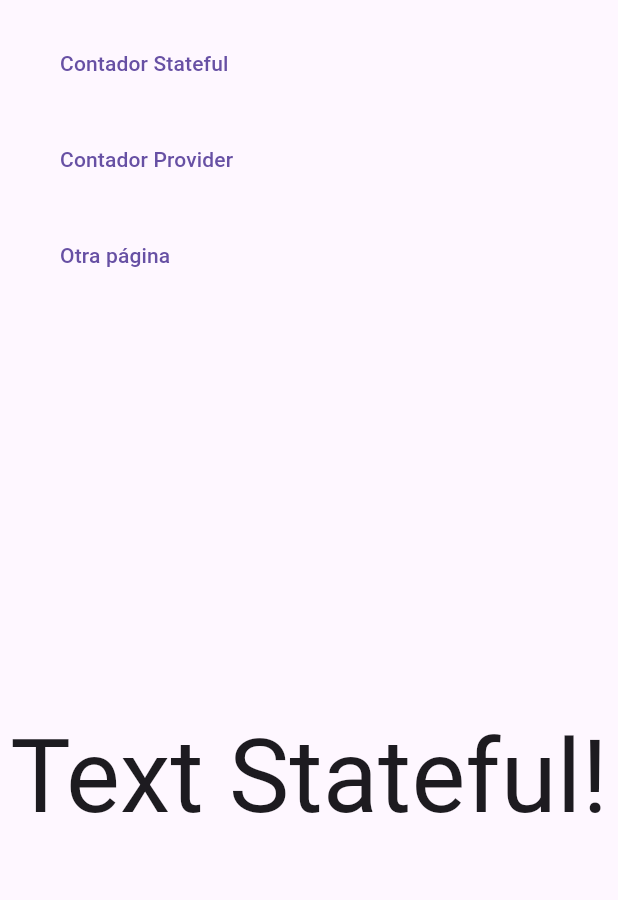
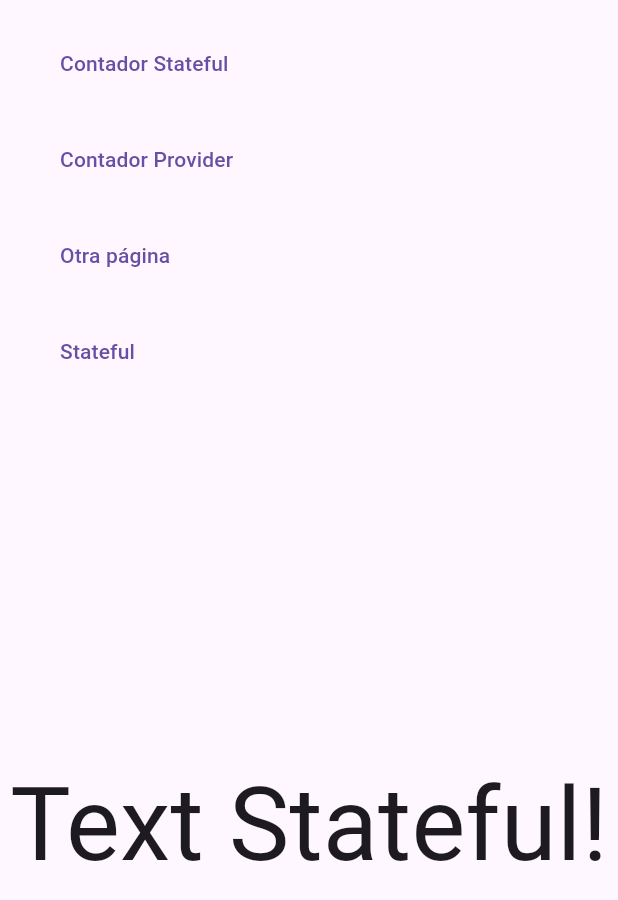
Before and after one commit to drmiltonc/flutter_web_01_learn, a Flutter app: the screen it shows after launch, on a phone screen of 412 x 824 dp. Shown: the top 900 px of the screen. Run offline on Flutter 3.47's test engine with Material 3 defaults, Android fonts, the phone set to English and light mode, and no system bars; our stand-ins replace fluro, get_it.

Commit message:
fluro routes

```diff
--- a/lib/custom_app_menu.dart
+++ b/lib/custom_app_menu.dart
@@ -34,7 +34,8 @@
         children: [
           CustomTextButton(text: 'Contador Stateful', onPressed: () => locator<NavigationService>().navigaTo('/stateful')),
           CustomTextButton(text: 'Contador Provider', onPressed:  () => locator<NavigationService>().navigaTo('/provider')),
-          CustomTextButton(text: 'Otra página', onPressed: () => locator<NavigationService>().navigaTo('/abc123'),)
+          CustomTextButton(text: 'Otra página', onPressed: () => locator<NavigationService>().navigaTo('/abc123')),
+          CustomTextButton(text: 'Stateful 100', onPressed: () => locator<NavigationService>().navigaTo('/stateful/100'))
 
         ],
       ),
@@ -58,7 +59,8 @@
         children: [
           CustomTextButton(text: 'Contador Stateful', onPressed: () => locator<NavigationService>().navigaTo('/stateful')),
           CustomTextButton(text: 'Contador Provider', onPressed:  () => locator<NavigationService>().navigaTo('/provider')),
-          CustomTextButton(text: 'Otra página', onPressed: () => locator<NavigationService>().navigaTo('/abc123'),)
+          CustomTextButton(text: 'Otra página', onPressed: () => locator<NavigationService>().navigaTo('/abc123'),),
+          CustomTextButton(text: 'Stateful', onPressed: () => locator<NavigationService>().navigaTo('/stateful/100'),)
 
         ],
       ),
--- a/lib/custom_text_button.dart
+++ b/lib/custom_text_button.dart
@@ -10,7 +10,9 @@
   Widget build(BuildContext context) {
     return Padding(
       padding: const EdgeInsets.all(8.0),
-      child: TextButton(onPressed: onPressed, child: Text(text),),
+      child: TextButton(
+
+        onPressed: onPressed, child: Text(text),),
     );
   }
 }
--- a/lib/main.dart
+++ b/lib/main.dart
@@ -2,10 +2,11 @@
 import 'package:flutter_web_01_learn/layout_main_page.dart';
 import 'package:flutter_web_01_learn/locator.dart';
 import 'package:flutter_web_01_learn/navigation_service.dart';
-import 'package:flutter_web_01_learn/route_generator.dart';
+import 'package:flutter_web_01_learn/router.dart';
 
 void main() {
   setupLocator();
+  AppRouter.configureRoutes();
   runApp(const MainApp());
 }
 
@@ -18,7 +19,7 @@
       title: 'Flutter Web',
       initialRoute: '/stateful',
       navigatorKey: locator<NavigationService>().navigartorKey,
-      onGenerateRoute: RouteGenerator.generateRoute,
+      onGenerateRoute: AppRouter.fluroRouter.generator,
       builder: (_, child) => MainLayouScreen(child: child!),
     );
   }
--- /dev/null
+++ b/lib/router.dart
@@ -0,0 +1,56 @@
+import 'package:fluro/fluro.dart';
+import 'package:flutter_web_01_learn/error_view.dart';
+import 'package:flutter_web_01_learn/provider_view.dart';
+import 'package:flutter_web_01_learn/stateful_view.dart';
+
+class AppRouter {
+  static final fluroRouter = FluroRouter();
+
+  static void configureRoutes() {
+    fluroRouter.define(
+      '/',
+      handler: _counterHandler,
+      transitionType: TransitionType.none,
+    );
+
+    fluroRouter.define(
+      '/stateful',
+      handler: _counterStatefulHandler,
+      transitionType: TransitionType.none,
+    );
+
+  fluroRouter.define(
+      '/stateful/:base',
+      handler: _counterStatefulHandler,
+      transitionType: TransitionType.none,
+    );
+
+    fluroRouter.define(
+      '/provider',
+      handler: _counterProviderHandler,
+      transitionType: TransitionType.none,
+    );
+
+    fluroRouter.notFoundHandler = _pageNotFound;
+  }
+
+  static final _counterHandler =
+      Handler(handlerFunc: (context, params) {
+        print(params['base']?[0]);
+        return const TextStateful();
+        }
+      );
+
+  static final _counterStatefulHandler =
+      Handler(handlerFunc: (context, params) {
+        print(params['base']?[0]);
+        return const TextStateful();
+        }
+      );
+
+  static final _counterProviderHandler =
+      Handler(handlerFunc: (context, params) => const TextProvider());
+
+  static final _pageNotFound =
+      Handler(handlerFunc: (_, __) => const ErrorView());
+}
--- a/pubspec.yaml
+++ b/pubspec.yaml
@@ -7,6 +7,7 @@
   sdk: '>=3.3.0 <4.0.0'
 
 dependencies:
+  fluro: ^2.0.5
   flutter:
     sdk: flutter
   get_it: ^7.6.7
```
Also changed, not shown: pubspec.lock.
